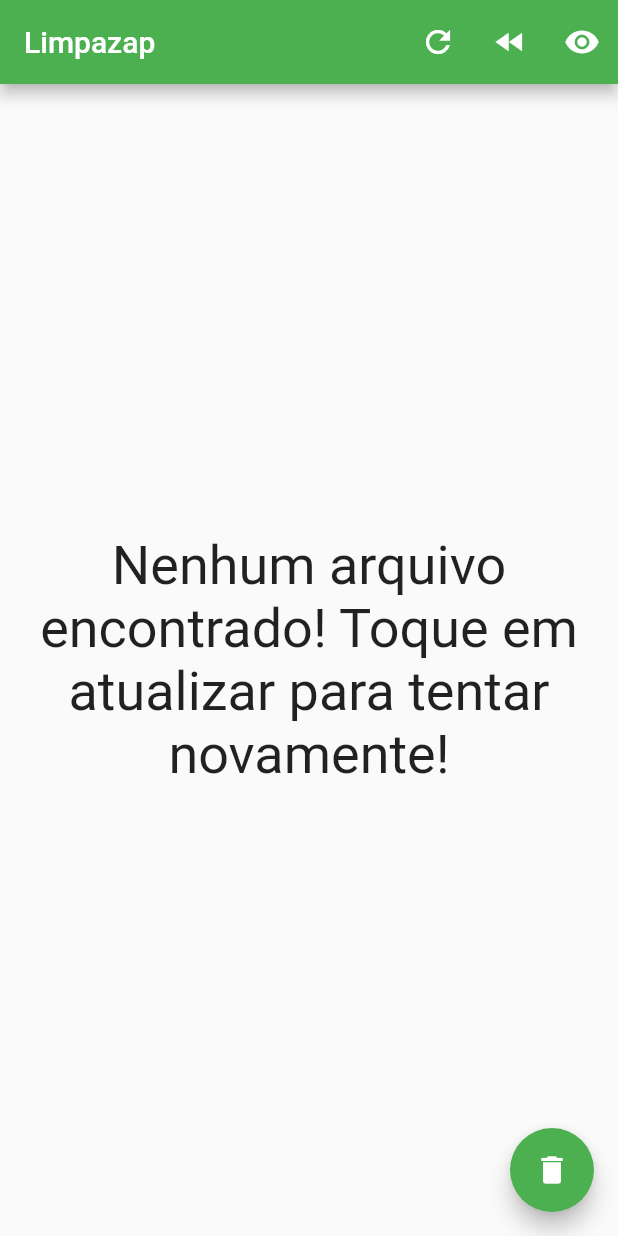
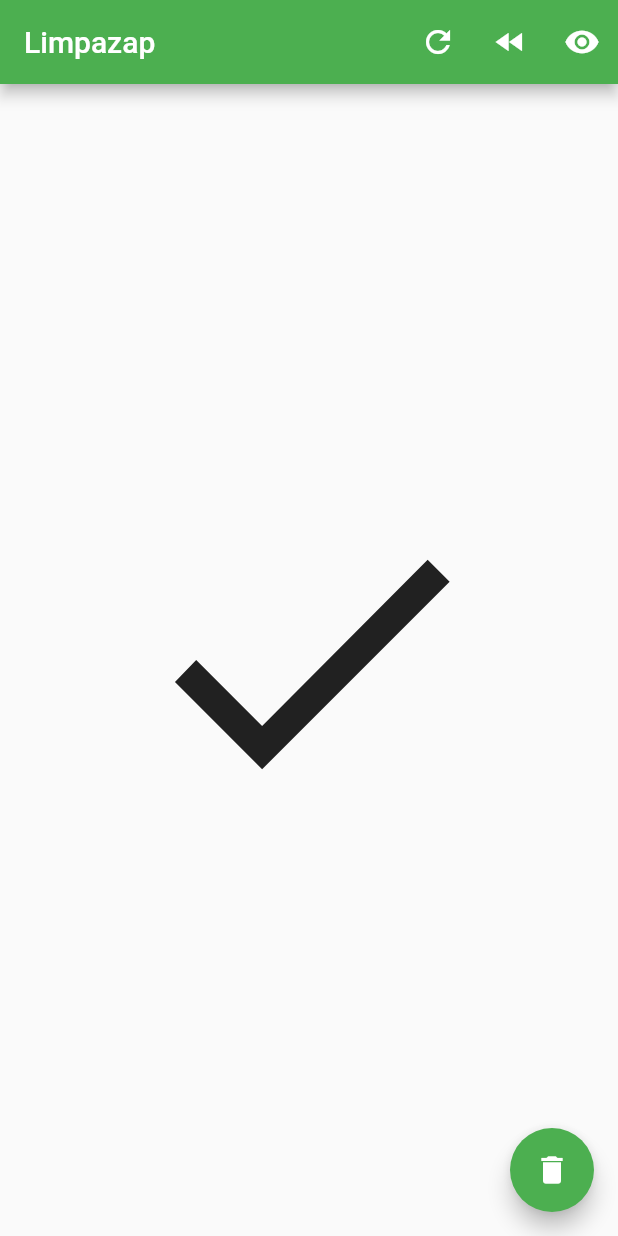
Before and after one commit to lucasew/limpazap, a Flutter app: the screen it shows after launch, on a phone screen of 412 x 824 dp. Run offline on Flutter 3.47's test engine with Material 2 defaults, Android fonts, the phone set to English and light mode, and no system bars; our stand-ins replace permission_handler, wakelock.

Commit message:
SemArquivosWidget: show icon instead of text
Signed-off-by: lucasew <lucas59356@gmail.com>

```diff
--- a/lib/view/SemArquivosWidget.dart
+++ b/lib/view/SemArquivosWidget.dart
@@ -2,18 +2,9 @@ import 'package:flutter/material.dart';
 import '../controller/SnackbarController.dart';
 
 class SemArquivosWidget extends StatelessWidget {
-  mostrarInfo(BuildContext ctx) async {
-    SnackbarController(
-            ctx, SnackBar(content: Text("Nenhum arquivo foi encontrado!")))
-        .show();
-  }
-
   Widget build(BuildContext ctx) {
-    mostrarInfo(ctx);
     return Center(
-        child: Text(
-            "Nenhum arquivo encontrado! Toque em atualizar para tentar novamente!",
-            style: TextStyle(fontSize: 36),
-            textAlign: TextAlign.center));
+        child: Icon(Icons.done_sharp, size: 250)
+    );
   }
 }
```
